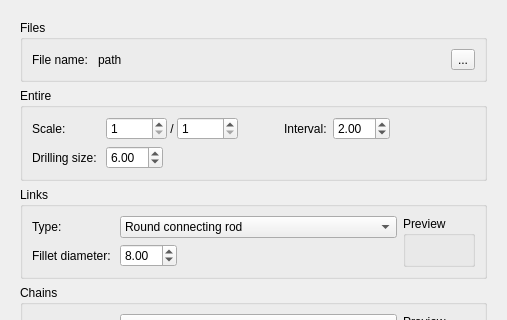
The window that core/io/dxfType.ui (KmolYuan/Pyslvs-UI) describes before a commit, drawn with Qt 5; both pictures show x 0 to 507 and y 0 to 320 of the 507 by 649 pixel window.
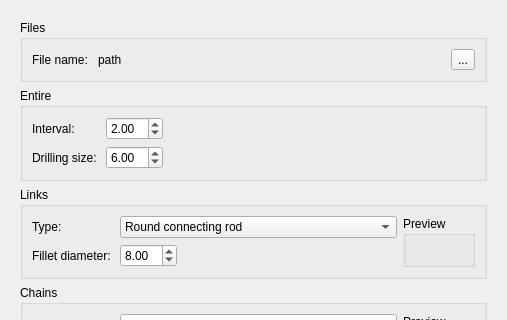
The same window after the commit. Icons and pictures are not drawn.

What changed in the file:
```diff
--- a/core/io/dxfType.ui
+++ b/core/io/dxfType.ui
@@ -105,100 +105,6 @@
         <layout class="QVBoxLayout" name="verticalLayout_3">
          <item>
           <layout class="QGridLayout" name="gridLayout">
-           <item row="0" column="2">
-            <widget class="QLabel" name="label_3">
-             <property name="text">
-              <string>Interval:</string>
-             </property>
-            </widget>
-           </item>
-           <item row="0" column="0">
-            <widget class="QLabel" name="label_2">
-             <property name="sizePolicy">
-              <sizepolicy hsizetype="Fixed" vsizetype="Preferred">
-               <horstretch>0</horstretch>
-               <verstretch>0</verstretch>
-              </sizepolicy>
-             </property>
-             <property name="text">
-              <string>Scale: </string>
-             </property>
-            </widget>
-           </item>
-           <item row="0" column="1">
-            <layout class="QHBoxLayout" name="horizontalLayout_11">
-             <property name="spacing">
-              <number>0</number>
-             </property>
-             <item>
-              <widget class="QSpinBox" name="ScaleMolecular">
-               <property name="minimum">
-                <number>1</number>
-               </property>
-               <property name="maximum">
-                <number>10000</number>
-               </property>
-               <property name="value">
-                <number>1</number>
-               </property>
-              </widget>
-             </item>
-             <item>
-              <widget class="QLabel" name="label_6">
-               <property name="text">
-                <string> / </string>
-               </property>
-              </widget>
-             </item>
-             <item>
-              <widget class="QSpinBox" name="ScaleDenominator">
-               <property name="minimum">
-                <number>1</number>
-               </property>
-               <property name="maximum">
-                <number>10000</number>
-               </property>
-              </widget>
-             </item>
-             <item>
-              <spacer name="horizontalSpacer_6">
-               <property name="orientation">
-                <enum>Qt::Horizontal</enum>
-               </property>
-               <property name="sizeHint" stdset="0">
-                <size>
-                 <width>40</width>
-                 <height>20</height>
-                </size>
-               </property>
-              </spacer>
-             </item>
-            </layout>
-           </item>
-           <item row="0" column="3">
-            <layout class="QHBoxLayout" name="horizontalLayout_3">
-             <item>
-              <widget class="QDoubleSpinBox" name="IntervalVal">
-               <property name="value">
-                <double>2.000000000000000</double>
-               </property>
-              </widget>
-             </item>
-             <item>
-              <spacer name="horizontalSpacer_2">
-               <property name="orientation">
-                <enum>Qt::Horizontal</enum>
-               </property>
-               <property name="sizeHint" stdset="0">
-                <size>
-                 <width>40</width>
-                 <height>20</height>
-                </size>
-               </property>
-              </spacer>
-             </item>
-            </layout>
-           </item>
            <item row="1" column="0">
             <widget class="QLabel" name="label_15">
              <property name="text">
@@ -233,6 +139,37 @@
              </item>
             </layout>
            </item>
+           <item row="0" column="0">
+            <widget class="QLabel" name="label_3">
+             <property name="text">
+              <string>Interval:</string>
+             </property>
+            </widget>
+           </item>
+           <item row="0" column="1">
+            <layout class="QHBoxLayout" name="horizontalLayout_3">
+             <item>
+              <widget class="QDoubleSpinBox" name="IntervalVal">
+               <property name="value">
+                <double>2.000000000000000</double>
+               </property>
+              </widget>
+             </item>
+             <item>
+              <spacer name="horizontalSpacer_2">
+               <property name="orientation">
+                <enum>Qt::Horizontal</enum>
+               </property>
+               <property name="sizeHint" stdset="0">
+                <size>
+                 <width>40</width>
+                 <height>20</height>
+                </size>
+               </property>
+              </spacer>
+             </item>
+            </layout>
+           </item>
           </layout>
          </item>
         </layout>
```
